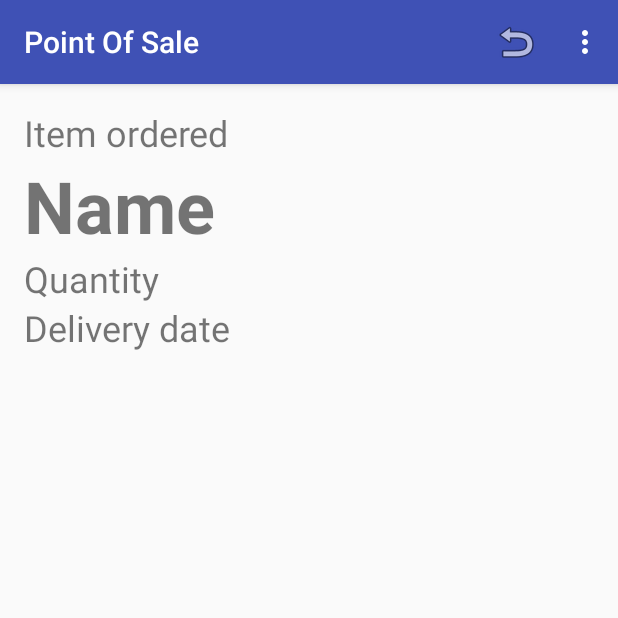
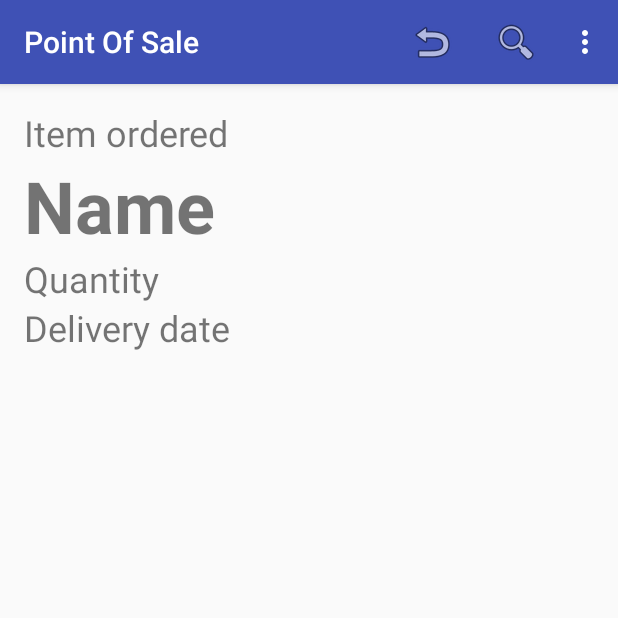
Before and after one commit to CS4084-8308055/Point-of-Sale, an Android app: the screen it shows after launch (MainActivity), on a phone screen of 412 x 824 dp, the top half of it. Run offline under Robolectric (Android 15) with nearby library versions, the phone set to English and light mode, and no system bars.

```diff
--- a/PointofSale/app/src/main/res/menu/menu_main.xml
+++ b/PointofSale/app/src/main/res/menu/menu_main.xml
@@ -9,9 +9,16 @@
         app:showAsAction="never" />
     <item
         android:id="@+id/action_reset"
-        android:title="Reset"
+        android:title="@string/reset"
         android:orderInCategory="100"
         android:icon="@android:drawable/ic_menu_revert"
         app:showAsAction="ifRoom"
         />
+    <item
+        android:id="@+id/action_search"
+        android:title="@string/search"
+        android:orderInCategory="100"
+        android:icon="@android:drawable/ic_menu_search"
+        app:showAsAction="ifRoom"
+        />
 </menu>
--- a/PointofSale/app/src/main/res/values/strings.xml
+++ b/PointofSale/app/src/main/res/values/strings.xml
@@ -12,4 +12,7 @@
     <string name="remove">Remove</string>
     <string name="confirmation_dialog_message">Are you sure you want to remove all items?</string>
     <string name="edit">Edit</string>
+    <string name="search">Search</string>
+    <string name="reset">Reset</string>
+    <string name="choose_an_item">Choose an item</string>
 </resources>
```
Also changed, not shown: PointofSale/app/src/main/java/ie/ul/davidbeck/pointofsale/MainActivity.java (+32 -0 lines).
